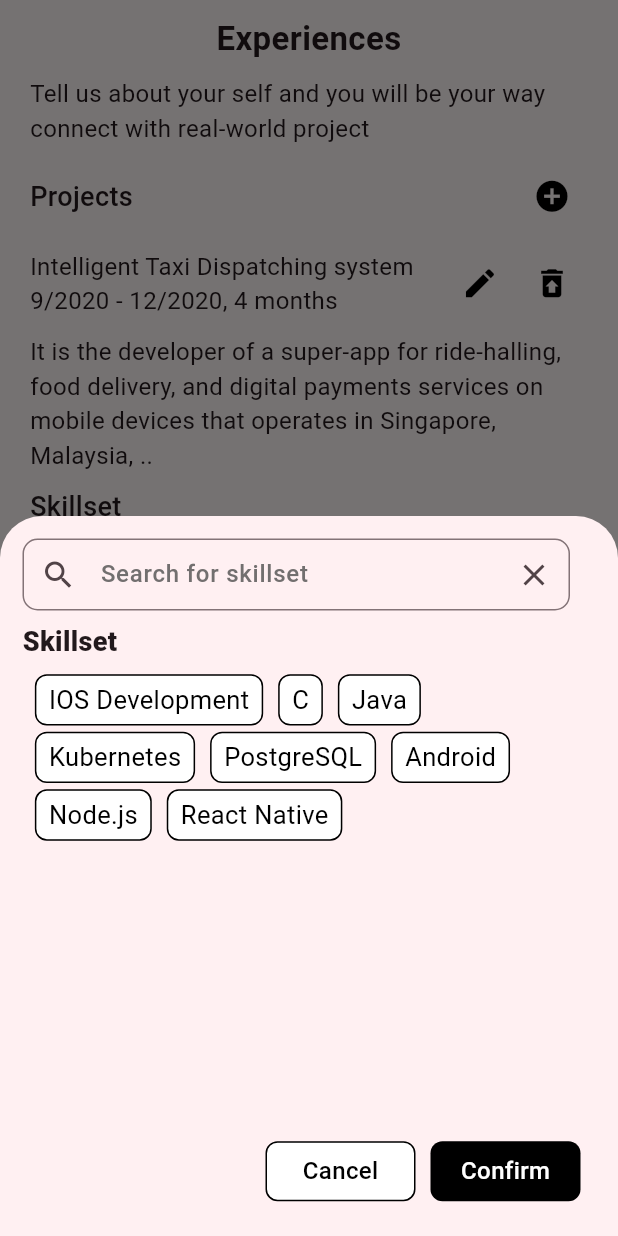
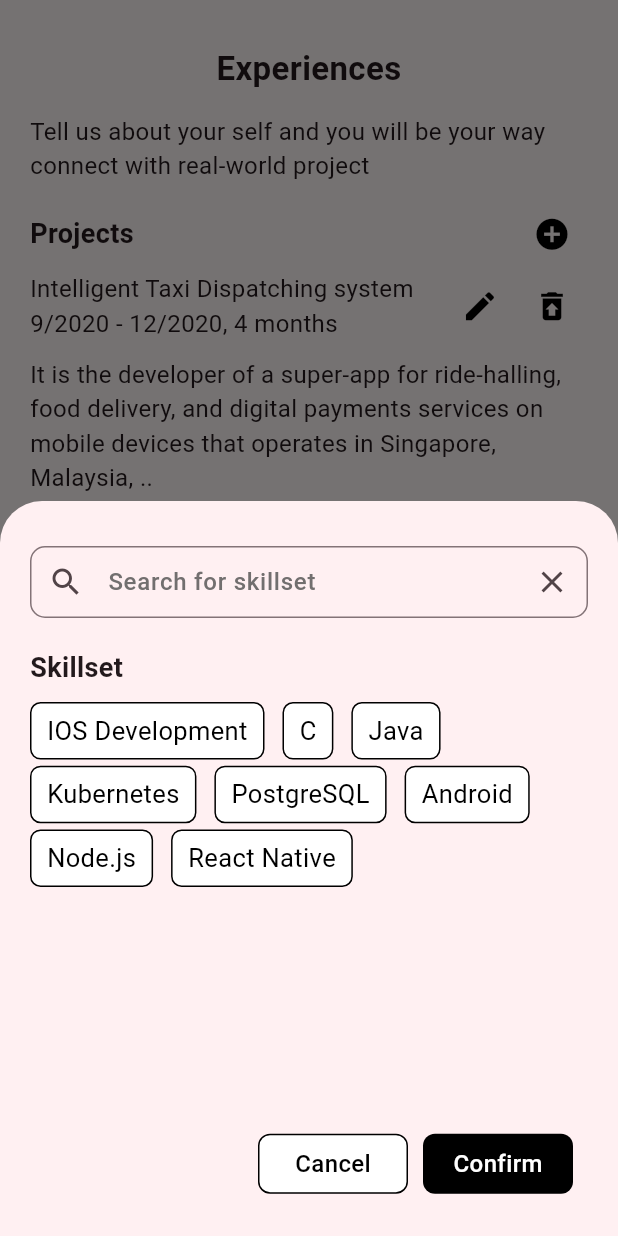
Before and after one commit to giahuy200202/StudentHub, a Flutter app: the ProfileIStudentStep2Widget screen opened directly, after a tap on "Select Skillset", on a phone screen of 412 x 824 dp. Run offline on Flutter 3.47's test engine with Material 3 defaults, Android fonts, the phone set to English and light mode, and no system bars; our stand-ins replace dotted_border, flutter_dotenv, flutter_local_notifications, flutter_riverpod, image_picker, motion_toast and 3 more; missing offline and left inert: dart:ffi.

Commit message:
fix ui of student create profile

```diff
--- a/lib/helpers/alert_toast.dart
+++ b/lib/helpers/alert_toast.dart
@@ -18,7 +18,7 @@ class AlertToastHelper {
         ),
       ),
       description: const Text(
-        "Login succesfully",
+        "Login successfully",
         style: TextStyle(
           fontSize: 16,
           color: Colors.black,
--- a/lib/providers/authentication/authentication.provider.dart
+++ b/lib/providers/authentication/authentication.provider.dart
@@ -29,7 +29,9 @@ class UserNotifier extends StateNotifier<User> {
 
   void setRole(String role) {
     User temp = User(
+      id: state.id,
       role: state.role,
+      token: state.token,
     );
     temp.role = role;
     state = temp;
--- a/lib/utils/multiselect_bottom_sheet.dart
+++ b/lib/utils/multiselect_bottom_sheet.dart
@@ -84,15 +84,16 @@ class _MultiSelectBottomSheetState extends State<MultiSelectBottomSheet> {
             return StatefulBuilder(
                 builder: (BuildContext context, StateSetter setState) {
               return Padding(
-                padding: const EdgeInsets.all(15.0),
+                padding: const EdgeInsets.all(20),
                 child: SizedBox(
                   height: 450,
                   width: width,
                   child: Column(
                     crossAxisAlignment: CrossAxisAlignment.start,
                     children: [
+                      const SizedBox(height: 10),
                       SizedBox(
-                        width: 365,
+                        width: MediaQuery.of(context).size.width,
                         child: TextField(
                           style: const TextStyle(
                             fontSize: 16,
@@ -135,23 +136,21 @@ class _MultiSelectBottomSheetState extends State<MultiSelectBottomSheet> {
                           ),
                         ),
                       ),
-                      SizedBox(height: height * 0.01),
+                      const SizedBox(height: 20),
                       const Text(
                         'Skillset',
                         style: (TextStyle(
                           fontSize: 18,
-                          fontWeight: FontWeight.w800,
+                          fontWeight: FontWeight.w600,
                         )),
                       ),
-                      SizedBox(height: height * 0.01),
+                      const SizedBox(height: 10),
                       Expanded(
                         child: SingleChildScrollView(
                           child: Container(
                             width: width,
-                            padding:
-                                EdgeInsets.symmetric(horizontal: width * 0.02),
                             child: Wrap(
-                              spacing: 10,
+                              spacing: 12,
                               runSpacing: width * 0.01,
                               crossAxisAlignment: WrapCrossAlignment.start,
                               alignment: WrapAlignment.start,
@@ -177,10 +176,10 @@ class _MultiSelectBottomSheetState extends State<MultiSelectBottomSheet> {
                                   },
                                   child: Container(
                                     padding: EdgeInsets.symmetric(
-                                        horizontal: width * 0.02,
-                                        vertical: width * 0.01),
+                                        horizontal: width * 0.025,
+                                        vertical: width * 0.015),
                                     decoration: BoxDecoration(
-                                      borderRadius: BorderRadius.circular(8),
+                                      borderRadius: BorderRadius.circular(7),
                                       color: e.isSelected
                                           ? widget.selectedBackgroundColor
                                           : widget.unSelectedBackgroundColor,
@@ -345,11 +344,11 @@ class _MultiSelectBottomSheetState extends State<MultiSelectBottomSheet> {
             borderRadius: BorderRadius.circular(9),
             color: whiteColor),
         padding: EdgeInsets.symmetric(
-            horizontal: 2,
+            horizontal: 0,
             vertical:
                 widget.items.where((element) => element.isSelected).isEmpty
-                    ? height * 0.02
-                    : height * 0.01),
+                    ? 15
+                    : height * 0.015),
         width: widget.width,
         child: Column(
           crossAxisAlignment: CrossAxisAlignment.start,
@@ -357,7 +356,7 @@ class _MultiSelectBottomSheetState extends State<MultiSelectBottomSheet> {
           children: [
             widget.items.where((element) => element.isSelected).isEmpty
                 ? Padding(
-                    padding: const EdgeInsets.fromLTRB(20, 0, 0, 0),
+                    padding: const EdgeInsets.fromLTRB(15, 0, 0, 0),
                     child: Text(
                       "${widget.hint}",
                       maxLines: 5,
@@ -369,7 +368,7 @@ class _MultiSelectBottomSheetState extends State<MultiSelectBottomSheet> {
                     ),
                   )
                 : Padding(
-                    padding: const EdgeInsets.fromLTRB(20, 0, 0, 0),
+                    padding: const EdgeInsets.fromLTRB(15, 0, 0, 0),
                     child: Wrap(
                       spacing: width * 0.01,
                       runSpacing: width * 0.01,
--- a/lib/widgets/authentication/signup_step2.widget.dart
+++ b/lib/widgets/authentication/signup_step2.widget.dart
@@ -298,7 +298,7 @@ class _SignupStep2State extends ConsumerState<SignupStep2> {
                                     .setRole('${userSignup.role}');
 
                                 showSuccessToast(
-                                    'Success', 'Register succesfully');
+                                    'Success', 'Register successfully');
                                 Timer(const Duration(seconds: 3), () {
                                   ref
                                       .read(optionsProvider.notifier)
--- a/lib/widgets/profile/profile_input_student_step2.widget.dart
+++ b/lib/widgets/profile/profile_input_student_step2.widget.dart
@@ -49,7 +49,7 @@ class _ProfileIStudentWidget extends ConsumerState<ProfileIStudentStep2Widget> {
           child: Column(
             crossAxisAlignment: CrossAxisAlignment.start,
             children: [
-              const SizedBox(height: 10),
+              const SizedBox(height: 30),
               const Center(
                 child: Text(
                   'Experiences',
@@ -60,7 +60,7 @@ class _ProfileIStudentWidget extends ConsumerState<ProfileIStudentStep2Widget> {
                   ),
                 ),
               ),
-              const SizedBox(height: 10),
+              const SizedBox(height: 15),
               const Text(
                 'Tell us about your self and you will be your way connect with real-world project',
                 style: TextStyle(fontSize: 16),
@@ -73,7 +73,7 @@ class _ProfileIStudentWidget extends ConsumerState<ProfileIStudentStep2Widget> {
                     'Projects',
                     style: TextStyle(
                       fontSize: 18,
-                      fontWeight: FontWeight.w500,
+                      fontWeight: FontWeight.w600,
                     ),
                   ),
                   IconButton(
@@ -86,7 +86,7 @@ class _ProfileIStudentWidget extends ConsumerState<ProfileIStudentStep2Widget> {
                   ),
                 ],
               ),
-              const SizedBox(height: 10),
+              // const SizedBox(height: ),
               Column(
                 children: [
                   Row(
@@ -134,7 +134,7 @@ class _ProfileIStudentWidget extends ConsumerState<ProfileIStudentStep2Widget> {
                   ),
                 ],
               ),
-              const SizedBox(height: 10),
+              const SizedBox(height: 15),
               const Text(
                 'Skillset',
                 style: TextStyle(
@@ -161,14 +161,14 @@ class _ProfileIStudentWidget extends ConsumerState<ProfileIStudentStep2Widget> {
                 unSelectTextStyle:
                     const TextStyle(color: Colors.black, fontSize: 17),
               ),
-              const SizedBox(height: 10),
+              const SizedBox(height: 20),
               const Divider(
                 height: 10,
                 thickness: 1,
                 endIndent: 0,
                 color: Colors.grey,
               ),
-              const SizedBox(height: 10),
+              const SizedBox(height: 15),
               Column(
                 children: [
                   Row(
@@ -216,7 +216,7 @@ class _ProfileIStudentWidget extends ConsumerState<ProfileIStudentStep2Widget> {
                   ),
                 ],
               ),
-              const SizedBox(height: 90),
+              const SizedBox(height: 65),
               Container(
                 alignment: Alignment.centerRight,
                 child: SizedBox(
```
Also changed, not shown: lib/widgets/authentication/login.widget.dart (+5 -2 lines), lib/widgets/profile/profile_input.widget.dart (+19 -7 lines), lib/widgets/profile/profile_input_2.widget.dart (+24 -10 lines), lib/widgets/profile/profile_input_student_step1.widget.dart (+14 -5 lines).
